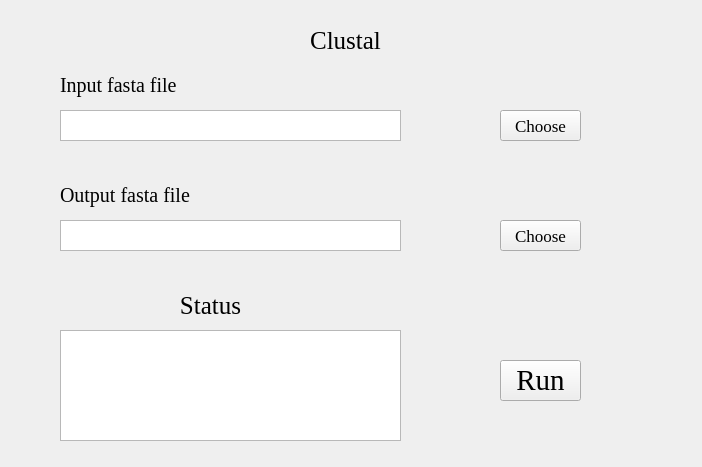
First picture: the form in Clustal.ui, repository hzaurzli/MicroWorldOmics, before the edit.
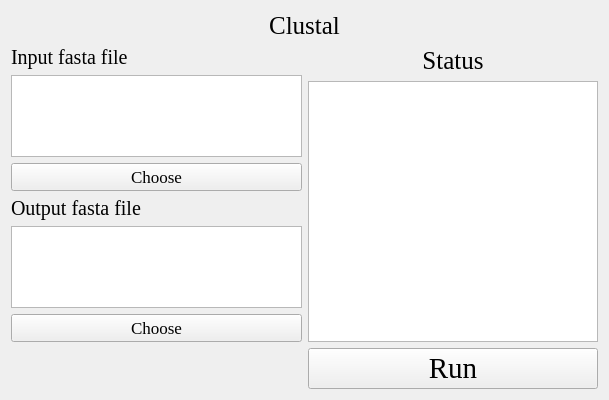
Second picture: the form after the edit. Icons and pictures are not drawn.

The edit to the form file:
```diff
--- a/Clustal.ui
+++ b/Clustal.ui
@@ -6,8 +6,8 @@
    <rect>
     <x>0</x>
     <y>0</y>
-    <width>702</width>
-    <height>467</height>
+    <width>609</width>
+    <height>400</height>
    </rect>
   </property>
   <property name="windowTitle">
@@ -16,15 +16,38 @@
   <property name="styleSheet">
    <string notr="true">background-image: url(D:/Documents/Desktop/bb.png)</string>
   </property>
+  <layout class="QGridLayout" name="gridLayout_4">
+   <item row="1" column="1">
+    <layout class="QGridLayout" name="gridLayout_3">
+     <item row="0" column="0">
+      <widget class="QLabel" name="label_4">
+       <property name="font">
+        <font>
+         <family>Times New Roman</family>
+         <pointsize>19</pointsize>
+        </font>
+       </property>
+       <property name="text">
+        <string>Status</string>
+       </property>
+       <property name="alignment">
+        <set>Qt::AlignCenter</set>
+       </property>
+      </widget>
+     </item>
+     <item row="1" column="0">
+      <widget class="QTextBrowser" name="textBrowser">
+       <property name="styleSheet">
+        <string notr="true">background-image: url(D:/Documents/Desktop/white.png)</string>
+       </property>
+      </widget>
+     </item>
+    </layout>
+   </item>
+   <item row="0" column="0" colspan="2">
+    <layout class="QGridLayout" name="gridLayout">
+     <item row="0" column="0">
   <widget class="QLabel" name="label">
-   <property name="geometry">
-    <rect>
-     <x>300</x>
-     <y>20</y>
-     <width>91</width>
-     <height>41</height>
-    </rect>
-   </property>
    <property name="font">
     <font>
      <family>Times New Roman</family>
@@ -38,15 +61,29 @@
     <set>Qt::AlignCenter</set>
    </property>
   </widget>
+     </item>
+    </layout>
+   </item>
+   <item row="1" column="0">
+    <layout class="QGridLayout" name="gridLayout_5">
+     <item row="3" column="0">
+      <widget class="QLabel" name="label_3">
+       <property name="font">
+        <font>
+         <family>Times New Roman</family>
+         <pointsize>15</pointsize>
+        </font>
+       </property>
+       <property name="text">
+        <string>Output fasta file</string>
+       </property>
+       <property name="alignment">
+        <set>Qt::AlignLeading|Qt::AlignLeft|Qt::AlignVCenter</set>
+       </property>
+      </widget>
+     </item>
+     <item row="0" column="0">
   <widget class="QLabel" name="label_2">
-   <property name="geometry">
-    <rect>
-     <x>60</x>
-     <y>70</y>
-     <width>161</width>
-     <height>31</height>
-    </rect>
-   </property>
    <property name="font">
     <font>
      <family>Times New Roman</family>
@@ -60,63 +97,16 @@
     <set>Qt::AlignLeading|Qt::AlignLeft|Qt::AlignVCenter</set>
    </property>
   </widget>
+     </item>
+     <item row="1" column="0">
   <widget class="QTextBrowser" name="textBrowser_2">
-   <property name="geometry">
-    <rect>
-     <x>60</x>
-     <y>110</y>
-     <width>341</width>
-     <height>31</height>
-    </rect>
-   </property>
    <property name="styleSheet">
     <string notr="true">background-image: url(D:/Documents/Desktop/white.png)</string>
    </property>
   </widget>
-  <widget class="QLabel" name="label_3">
-   <property name="geometry">
-    <rect>
-     <x>60</x>
-     <y>180</y>
-     <width>161</width>
-     <height>31</height>
-    </rect>
-   </property>
-   <property name="font">
-    <font>
-     <family>Times New Roman</family>
-     <pointsize>15</pointsize>
-    </font>
-   </property>
-   <property name="text">
-    <string>Output fasta file</string>
-   </property>
-   <property name="alignment">
-    <set>Qt::AlignLeading|Qt::AlignLeft|Qt::AlignVCenter</set>
-   </property>
-  </widget>
-  <widget class="QTextBrowser" name="textBrowser_3">
-   <property name="geometry">
-    <rect>
-     <x>60</x>
-     <y>220</y>
-     <width>341</width>
-     <height>31</height>
-    </rect>
-   </property>
-   <property name="styleSheet">
-    <string notr="true">background-image: url(D:/Documents/Desktop/white.png)</string>
-   </property>
-  </widget>
+     </item>
+     <item row="2" column="0">
   <widget class="QPushButton" name="pushButton_2">
-   <property name="geometry">
-    <rect>
-     <x>500</x>
-     <y>110</y>
-     <width>81</width>
-     <height>31</height>
-    </rect>
-   </property>
    <property name="font">
     <font>
      <family>Times New Roman</family>
@@ -127,15 +117,16 @@
     <string>Choose</string>
    </property>
   </widget>
+     </item>
+     <item row="4" column="0">
+      <widget class="QTextBrowser" name="textBrowser_3">
+       <property name="styleSheet">
+        <string notr="true">background-image: url(D:/Documents/Desktop/white.png)</string>
+       </property>
+      </widget>
+     </item>
+     <item row="5" column="0">
   <widget class="QPushButton" name="pushButton_3">
-   <property name="geometry">
-    <rect>
-     <x>500</x>
-     <y>220</y>
-     <width>81</width>
-     <height>31</height>
-    </rect>
-   </property>
    <property name="font">
     <font>
      <family>Times New Roman</family>
@@ -146,50 +137,13 @@
     <string>Choose</string>
    </property>
   </widget>
-  <widget class="QTextBrowser" name="textBrowser">
-   <property name="geometry">
-    <rect>
-     <x>60</x>
-     <y>330</y>
-     <width>341</width>
-     <height>111</height>
-    </rect>
-   </property>
-   <property name="styleSheet">
-    <string notr="true">background-image: url(D:/Documents/Desktop/white.png)</string>
-   </property>
-  </widget>
-  <widget class="QLabel" name="label_4">
-   <property name="geometry">
-    <rect>
-     <x>130</x>
-     <y>290</y>
-     <width>161</width>
-     <height>31</height>
-    </rect>
-   </property>
-   <property name="font">
-    <font>
-     <family>Times New Roman</family>
-     <pointsize>19</pointsize>
-    </font>
-   </property>
-   <property name="text">
-    <string>Status</string>
-   </property>
-   <property name="alignment">
-    <set>Qt::AlignCenter</set>
-   </property>
-  </widget>
+     </item>
+    </layout>
+   </item>
+   <item row="2" column="1">
+    <layout class="QGridLayout" name="gridLayout_6">
+     <item row="0" column="0">
   <widget class="QPushButton" name="pushButton">
-   <property name="geometry">
-    <rect>
-     <x>500</x>
-     <y>360</y>
-     <width>81</width>
-     <height>41</height>
-    </rect>
-   </property>
    <property name="font">
     <font>
      <family>Times New Roman</family>
@@ -203,6 +157,10 @@
     <string>Run</string>
    </property>
   </widget>
+     </item>
+    </layout>
+   </item>
+  </layout>
  </widget>
  <resources/>
  <connections/>
```
Left out of the diff: 6 changed lines with no effect on the pictures. Lines whose indentation alone changed are shown as unchanged.
